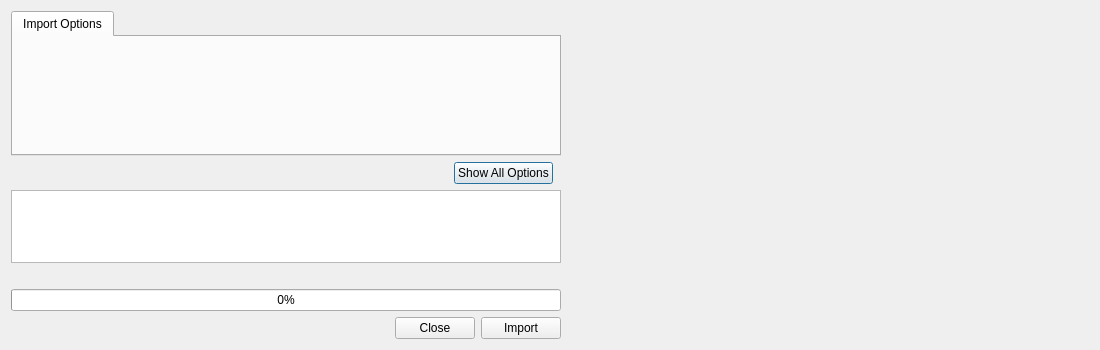
Old version of the form src/plugins/qmldesigner/components/itemlibrary/itemlibraryassetimportdialog.ui in the repository qt-creator/qt-creator.
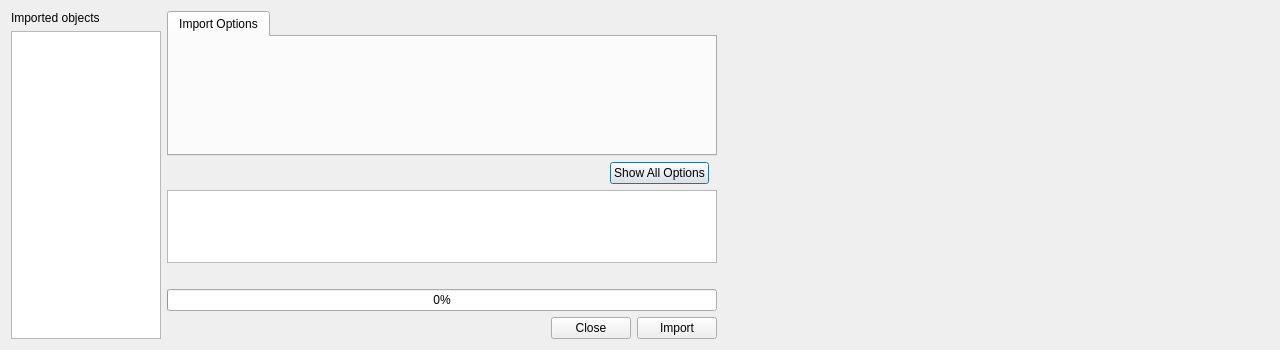
New version of the form. Custom widgets are drawn as their Qt base class.

Commit message:
QmlDesigner: Add support for previewing multiple 3D imports
Imported items are shown on a list in import dialog and a preview is
generated for each. Options are also specified per-import rather
than applying to all imports.

Fixes: QDS-10806

Patch:
```diff
--- a/src/plugins/qmldesigner/components/itemlibrary/itemlibraryassetimportdialog.ui
+++ b/src/plugins/qmldesigner/components/itemlibrary/itemlibraryassetimportdialog.ui
@@ -6,7 +6,7 @@
    <rect>
     <x>0</x>
     <y>0</y>
-    <width>1100</width>
+    <width>1280</width>
     <height>350</height>
    </rect>
   </property>
@@ -14,6 +14,42 @@
    <string>Asset Import</string>
   </property>
   <layout class="QHBoxLayout" name="horizontalLayout_2">
+   <item>
+    <layout class="QVBoxLayout" name="verticalLayout_2">
+     <item>
+      <widget class="QLabel" name="listLabel">
+       <property name="text">
+        <string>Imported objects</string>
+       </property>
+      </widget>
+     </item>
+     <item>
+      <widget class="QListWidget" name="importList">
+       <property name="sizePolicy">
+        <sizepolicy hsizetype="Expanding" vsizetype="Expanding">
+         <horstretch>1</horstretch>
+         <verstretch>0</verstretch>
+        </sizepolicy>
+       </property>
+       <property name="minimumSize">
+        <size>
+         <width>150</width>
+         <height>0</height>
+        </size>
+       </property>
+       <property name="maximumSize">
+        <size>
+         <width>150</width>
+         <height>16777215</height>
+        </size>
+       </property>
+       <property name="sortingEnabled">
+        <bool>true</bool>
+       </property>
+      </widget>
+     </item>
+    </layout>
+   </item>
    <item>
     <layout class="QVBoxLayout" name="verticalLayout">
      <item>
```
The commit also changes 7 other files.
